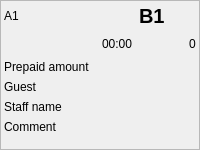
This is Waiter/tablewidgetv2.ui in End1-1/Cafe5 as Qt 5 draws it before an edit. The edited form follows.
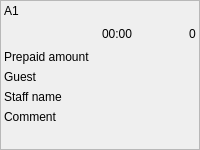
This is the edited form. Icons and pictures are not drawn.

Diff of the .ui file:
```diff
--- a/Waiter/tablewidgetv2.ui
+++ b/Waiter/tablewidgetv2.ui
@@ -93,13 +93,6 @@
         </property>
        </widget>
       </item>
-      <item row="0" column="0">
-       <widget class="QLabel" name="tw1lbName">
-        <property name="text">
-         <string>A1</string>
-        </property>
-       </widget>
-      </item>
       <item row="1" column="3">
        <spacer name="horizontalSpacer">
         <property name="orientation">
@@ -159,17 +152,10 @@
         </property>
        </widget>
       </item>
-      <item row="0" column="3" colspan="2">
-       <widget class="QLabel" name="lbReserveTable">
-        <property name="font">
-         <font>
-          <pointsize>15</pointsize>
-          <weight>75</weight>
-          <bold>true</bold>
-         </font>
-        </property>
+      <item row="0" column="0" colspan="5">
+       <widget class="QLabel" name="tw1lbName">
         <property name="text">
-         <string>B1</string>
+         <string>A1</string>
         </property>
        </widget>
       </item>
```
Left out of the diff: 5 changed lines with no effect on the pictures.
